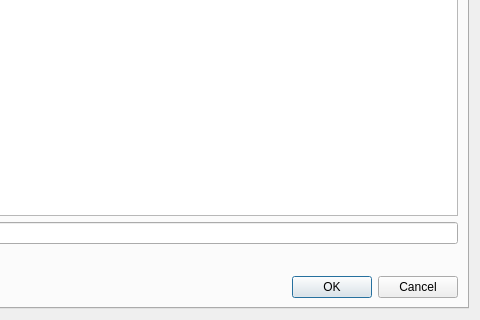
Qt form Ui_QuickWKT.ui (elpaso/quickwkt) before a commit; both pictures show x 442 to 922 and y 156 to 476 of the 922 by 476 pixel window.
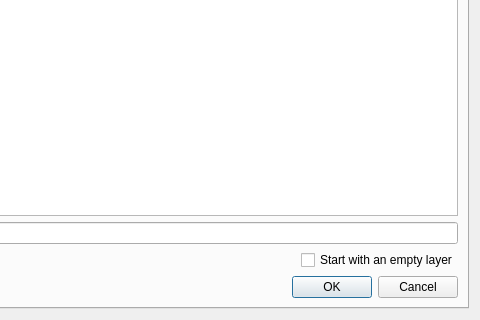
The same form after that commit.

Commit message: Allow NOT accumulating entries on a QuickWKT layer

```diff
--- a/Ui_QuickWKT.ui
+++ b/Ui_QuickWKT.ui
@@ -80,6 +80,13 @@
            </property>
           </spacer>
          </item>
+         <item>
+          <widget class="QCheckBox" name="cbxcleandata">
+           <property name="text">
+            <string>Start with an empty layer</string>
+           </property>
+          </widget>
+         </item>
         </layout>
        </item>
        <item>
```
The commit also changes 1 other file.
